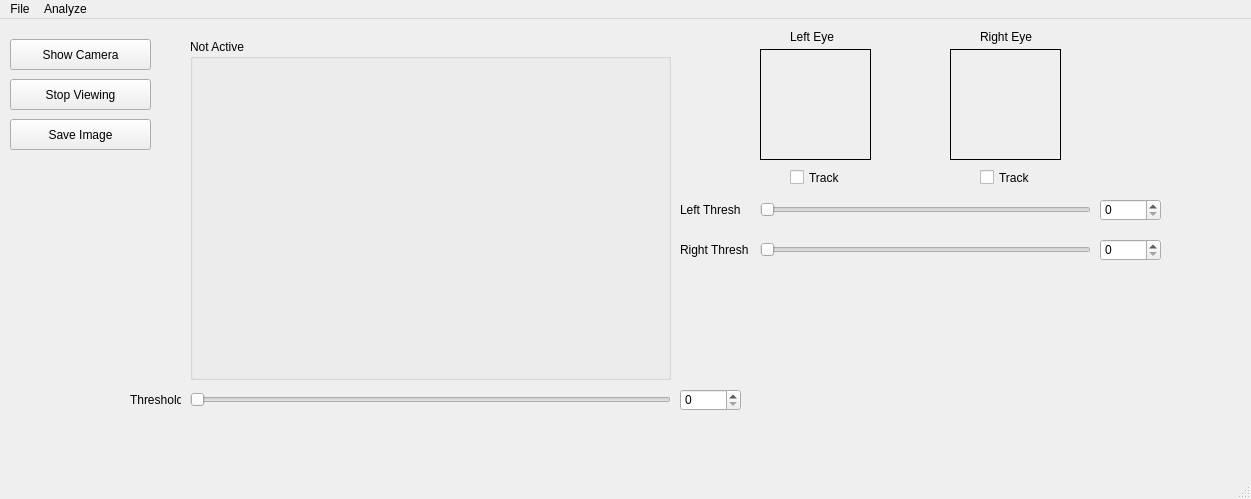
Old version of the form mainwindow.ui in the repository Jason-Fung/eye-tracking.
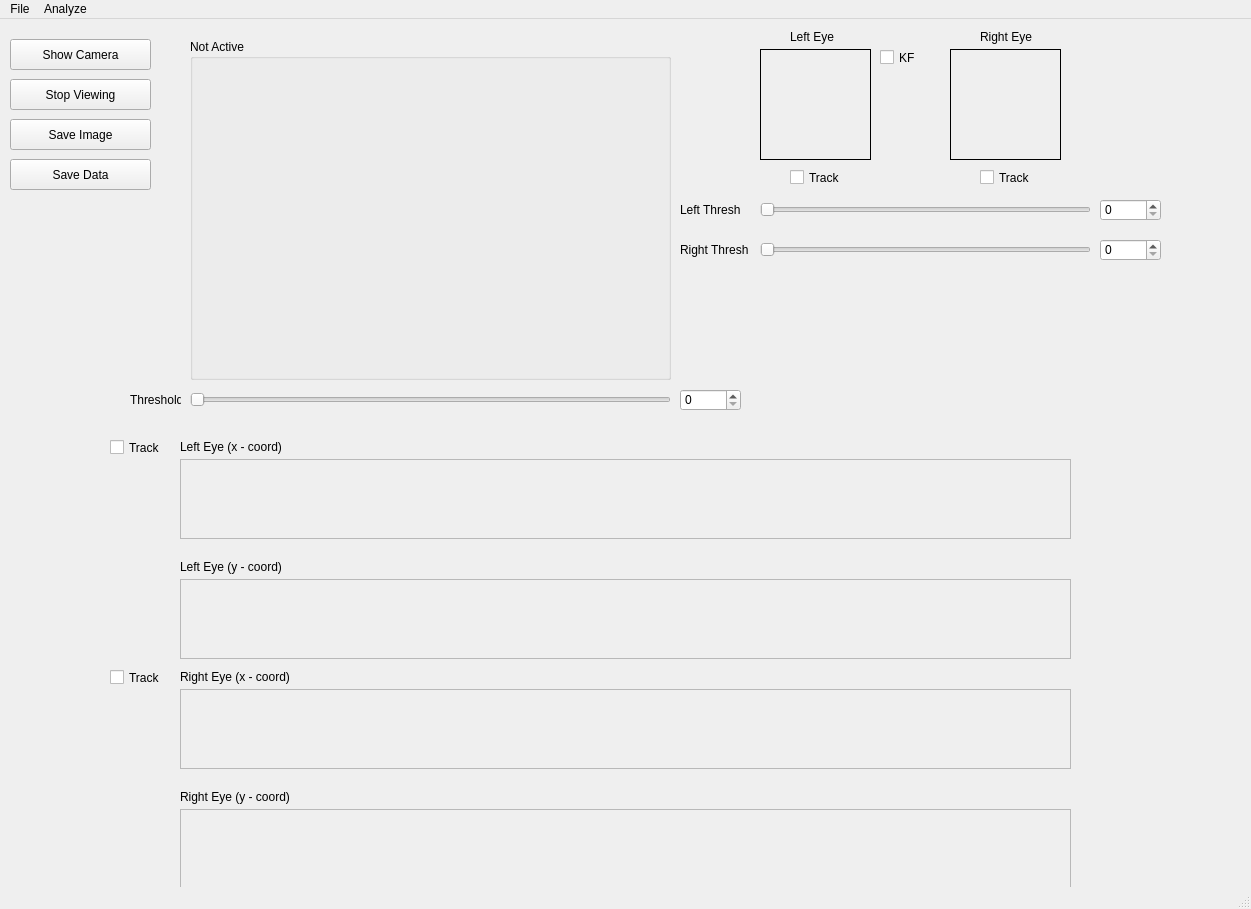
New version of the form.

Patch:
```diff
--- a/mainwindow.ui
+++ b/mainwindow.ui
@@ -7,7 +7,7 @@
     <x>0</x>
     <y>0</y>
     <width>1251</width>
-    <height>499</height>
+    <height>909</height>
    </rect>
   </property>
   <property name="focusPolicy">
@@ -310,6 +310,174 @@
      <enum>Qt::Horizontal</enum>
     </property>
    </widget>
+   <widget class="QLabel" name="X_LeftEyeSeriesLabel">
+    <property name="geometry">
+     <rect>
+      <x>180</x>
+      <y>420</y>
+      <width>141</width>
+      <height>16</height>
+     </rect>
+    </property>
+    <property name="text">
+     <string>Left Eye (x - coord)</string>
+    </property>
+   </widget>
+   <widget class="QLabel" name="Y_LeftEyeSeriesLabel">
+    <property name="geometry">
+     <rect>
+      <x>180</x>
+      <y>540</y>
+      <width>141</width>
+      <height>16</height>
+     </rect>
+    </property>
+    <property name="text">
+     <string>Left Eye (y - coord)</string>
+    </property>
+   </widget>
+   <widget class="QCheckBox" name="Track_X_LE">
+    <property name="geometry">
+     <rect>
+      <x>110</x>
+      <y>420</y>
+      <width>61</width>
+      <height>17</height>
+     </rect>
+    </property>
+    <property name="text">
+     <string>Track</string>
+    </property>
+   </widget>
+   <widget class="QFrame" name="LeftEye_X_Series">
+    <property name="geometry">
+     <rect>
+      <x>180</x>
+      <y>440</y>
+      <width>891</width>
+      <height>80</height>
+     </rect>
+    </property>
+    <property name="frameShape">
+     <enum>QFrame::StyledPanel</enum>
+    </property>
+    <property name="frameShadow">
+     <enum>QFrame::Raised</enum>
+    </property>
+   </widget>
+   <widget class="QFrame" name="LeftEye_Y_Series">
+    <property name="geometry">
+     <rect>
+      <x>180</x>
+      <y>560</y>
+      <width>891</width>
+      <height>80</height>
+     </rect>
+    </property>
+    <property name="frameShape">
+     <enum>QFrame::StyledPanel</enum>
+    </property>
+    <property name="frameShadow">
+     <enum>QFrame::Raised</enum>
+    </property>
+   </widget>
+   <widget class="QCheckBox" name="KF_CheckBox">
+    <property name="geometry">
+     <rect>
+      <x>880</x>
+      <y>30</y>
+      <width>61</width>
+      <height>17</height>
+     </rect>
+    </property>
+    <property name="text">
+     <string>KF</string>
+    </property>
+   </widget>
+   <widget class="QPushButton" name="Save_Data_Button">
+    <property name="geometry">
+     <rect>
+      <x>10</x>
+      <y>140</y>
+      <width>141</width>
+      <height>31</height>
+     </rect>
+    </property>
+    <property name="text">
+     <string>Save Data</string>
+    </property>
+   </widget>
+   <widget class="QFrame" name="RightEye_Y_Series">
+    <property name="geometry">
+     <rect>
+      <x>180</x>
+      <y>790</y>
+      <width>891</width>
+      <height>80</height>
+     </rect>
+    </property>
+    <property name="frameShape">
+     <enum>QFrame::StyledPanel</enum>
+    </property>
+    <property name="frameShadow">
+     <enum>QFrame::Raised</enum>
+    </property>
+   </widget>
+   <widget class="QLabel" name="X_RightEyeSeriesLabel">
+    <property name="geometry">
+     <rect>
+      <x>180</x>
+      <y>650</y>
+      <width>141</width>
+      <height>16</height>
+     </rect>
+    </property>
+    <property name="text">
+     <string>Right Eye (x - coord)</string>
+    </property>
+   </widget>
+   <widget class="QFrame" name="RightEye_X_Series">
+    <property name="geometry">
+     <rect>
+      <x>180</x>
+      <y>670</y>
+      <width>891</width>
+      <height>80</height>
+     </rect>
+    </property>
+    <property name="frameShape">
+     <enum>QFrame::StyledPanel</enum>
+    </property>
+    <property name="frameShadow">
+     <enum>QFrame::Raised</enum>
+    </property>
+   </widget>
+   <widget class="QLabel" name="Y_RightEyeSeriesLabel">
+    <property name="geometry">
+     <rect>
+      <x>180</x>
+      <y>770</y>
+      <width>141</width>
+      <height>16</height>
+     </rect>
+    </property>
+    <property name="text">
+     <string>Right Eye (y - coord)</string>
+    </property>
+   </widget>
+   <widget class="QCheckBox" name="Track_X_RE">
+    <property name="geometry">
+     <rect>
+      <x>110</x>
+      <y>650</y>
+      <width>61</width>
+      <height>17</height>
+     </rect>
+    </property>
+    <property name="text">
+     <string>Track</string>
+    </property>
+   </widget>
   </widget>
   <widget class="QMenuBar" name="menubar">
    <property name="geometry">
```
